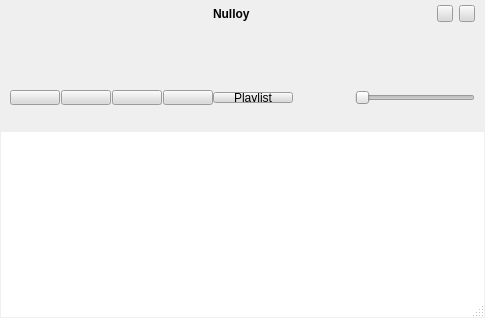
This is src/skins/silver/form.ui in nulloy/nulloy as Qt 5 draws it before an edit. The edited form follows.
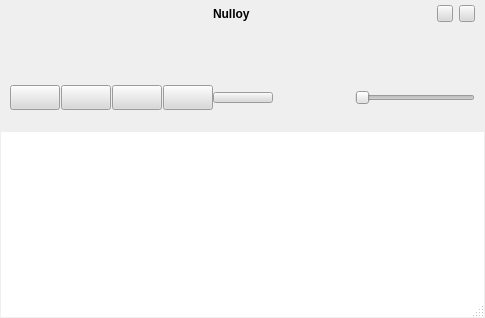
This is the edited form. Icons and pictures are not drawn. Custom widgets are drawn as their Qt base class.

Commit message: silver skin playlistToggleButton fixed

Patch:
```diff
--- a/src/skins/silver/form.ui
+++ b/src/skins/silver/form.ui
@@ -627,12 +627,6 @@
              <verstretch>0</verstretch>
             </sizepolicy>
            </property>
-           <property name="maximumSize">
-            <size>
-             <width>16777215</width>
-             <height>16777215</height>
-            </size>
-           </property>
            <layout class="QVBoxLayout" name="verticalLayout_3">
             <property name="margin">
              <number>0</number>
@@ -791,6 +785,9 @@
                  <property name="orientation">
                   <enum>Qt::Vertical</enum>
                  </property>
+                 <property name="sizeType">
+                  <enum>QSizePolicy::Fixed</enum>
+                 </property>
                  <property name="sizeHint" stdset="0">
                   <size>
                    <width>20</width>
@@ -826,6 +823,9 @@
                  <property name="orientation">
                   <enum>Qt::Vertical</enum>
                  </property>
+                 <property name="sizeType">
+                  <enum>QSizePolicy::Fixed</enum>
+                 </property>
                  <property name="sizeHint" stdset="0">
                   <size>
                    <width>20</width>
@@ -846,13 +846,13 @@
                      <property name="minimumSize">
                       <size>
                        <width>50</width>
-                       <height>15</height>
+                       <height>25</height>
                       </size>
                      </property>
                      <property name="maximumSize">
                       <size>
                        <width>50</width>
-                       <height>15</height>
+                       <height>25</height>
                       </size>
                      </property>
                      <property name="focusPolicy">
@@ -893,13 +893,13 @@
                      <property name="minimumSize">
                       <size>
                        <width>50</width>
-                       <height>15</height>
+                       <height>25</height>
                       </size>
                      </property>
                      <property name="maximumSize">
                       <size>
                        <width>50</width>
-                       <height>15</height>
+                       <height>25</height>
                       </size>
                      </property>
                      <property name="focusPolicy">
@@ -949,13 +949,13 @@
                      <property name="minimumSize">
                       <size>
                        <width>50</width>
-                       <height>15</height>
+                       <height>25</height>
                       </size>
                      </property>
                      <property name="maximumSize">
                       <size>
                        <width>50</width>
-                       <height>15</height>
+                       <height>25</height>
                       </size>
                      </property>
                      <property name="focusPolicy">
@@ -993,13 +993,13 @@
                      <property name="minimumSize">
                       <size>
                        <width>50</width>
-                       <height>15</height>
+                       <height>25</height>
                       </size>
                      </property>
                      <property name="maximumSize">
                       <size>
                        <width>50</width>
-                       <height>15</height>
+                       <height>25</height>
                       </size>
                      </property>
                      <property name="focusPolicy">
@@ -1019,21 +1019,26 @@
                    </property>
                    <property name="minimumSize">
                     <size>
-                     <width>80</width>
+                     <width>60</width>
                      <height>11</height>
                     </size>
                    </property>
                    <property name="maximumSize">
                     <size>
-                     <width>80</width>
+                     <width>60</width>
                      <height>11</height>
                     </size>
                    </property>
+                   <property name="font">
+                    <font>
+                     <pointsize>8</pointsize>
+                    </font>
+                   </property>
                    <property name="focusPolicy">
                     <enum>Qt::NoFocus</enum>
                    </property>
                    <property name="text">
-                    <string>Playlist</string>
+                    <string/>
                    </property>
                   </widget>
                  </item>
```
Left out of the diff: 13 changed lines with no effect on the pictures. The commit also changes 10 other files.
